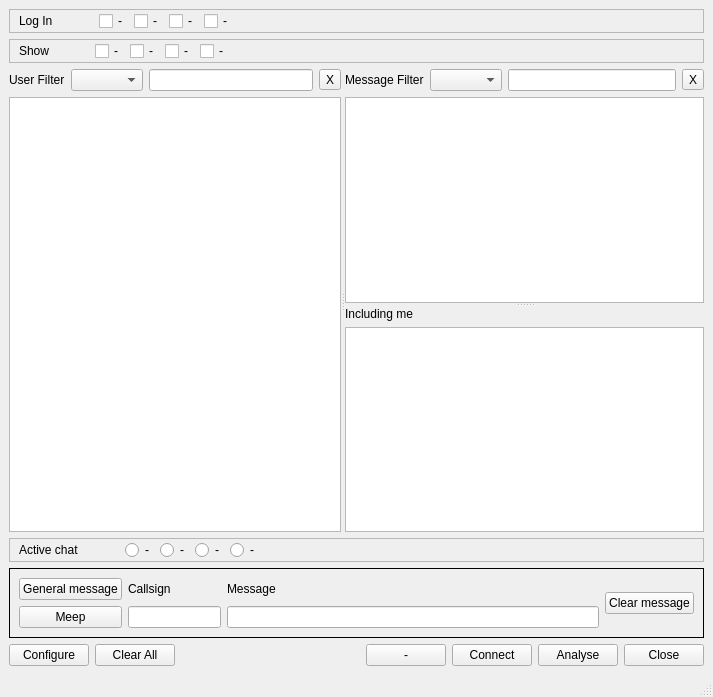
The window that mqt/MqtKSTClient/kstmainwindow.ui (Rsclub22/Minos2-Mirror) describes before a commit, drawn with Qt 5.
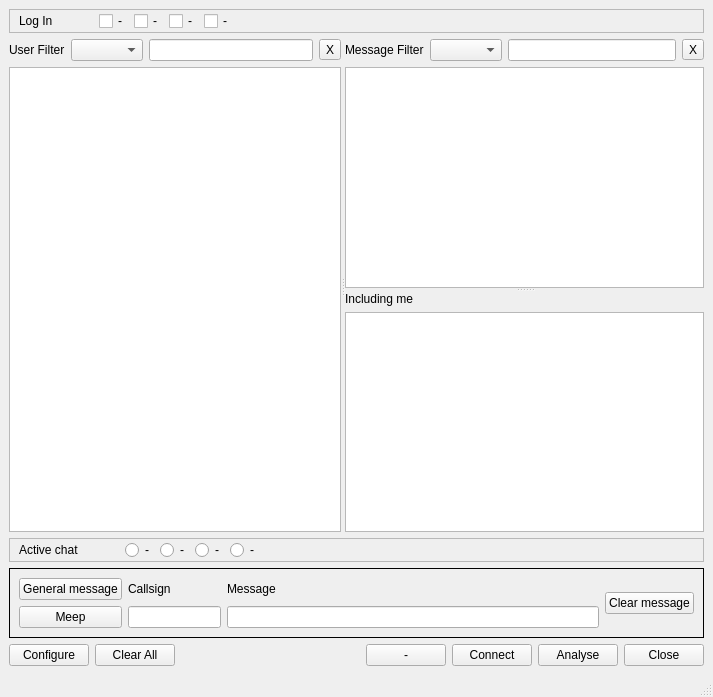
The same window after the commit. Custom widgets are drawn as their Qt base class.

Commit message: Try removing "show" and restricting "active"

```diff
--- a/mqt/MqtKSTClient/kstmainwindow.ui
+++ b/mqt/MqtKSTClient/kstmainwindow.ui
@@ -100,91 +100,6 @@
       </layout>
      </widget>
     </item>
-    <item>
-     <widget class="QFrame" name="frame_2">
-      <property name="toolTip">
-       <string>Only show users and messages for these chats</string>
-      </property>
-      <property name="frameShape">
-       <enum>QFrame::StyledPanel</enum>
-      </property>
-      <property name="frameShadow">
-       <enum>QFrame::Raised</enum>
-      </property>
-      <layout class="QHBoxLayout" name="horizontalLayout_5">
-       <property name="topMargin">
-        <number>1</number>
-       </property>
-       <property name="bottomMargin">
-        <number>1</number>
-       </property>
-       <item>
-        <widget class="QLabel" name="label_7">
-         <property name="text">
-          <string>Show</string>
-         </property>
-        </widget>
-       </item>
-       <item>
-        <spacer name="horizontalSpacer_6">
-         <property name="orientation">
-          <enum>Qt::Horizontal</enum>
-         </property>
-         <property name="sizeType">
-          <enum>QSizePolicy::Preferred</enum>
-         </property>
-         <property name="sizeHint" stdset="0">
-          <size>
-           <width>40</width>
-           <height>20</height>
-          </size>
-         </property>
-        </spacer>
-       </item>
-       <item>
-        <widget class="QCheckBox" name="show1cb">
-         <property name="text">
-          <string>-</string>
-         </property>
-        </widget>
-       </item>
-       <item>
-        <widget class="QCheckBox" name="show2cb">
-         <property name="text">
-          <string>-</string>
-         </property>
-        </widget>
-       </item>
-       <item>
-        <widget class="QCheckBox" name="show3cb">
-         <property name="text">
-          <string>-</string>
-         </property>
-        </widget>
-       </item>
-       <item>
-        <widget class="QCheckBox" name="show4cb">
-         <property name="text">
-          <string>-</string>
-         </property>
-        </widget>
-       </item>
-       <item>
-        <spacer name="horizontalSpacer_3">
-         <property name="orientation">
-          <enum>Qt::Horizontal</enum>
-         </property>
-         <property name="sizeHint" stdset="0">
-          <size>
-           <width>40</width>
-           <height>20</height>
-          </size>
-         </property>
-        </spacer>
-       </item>
-      </layout>
-     </widget>
-    </item>
     <item>
      <widget class="MinosSplitter" name="kstSplitter">
       <property name="sizePolicy">
```
The commit also changes 6 other files.
